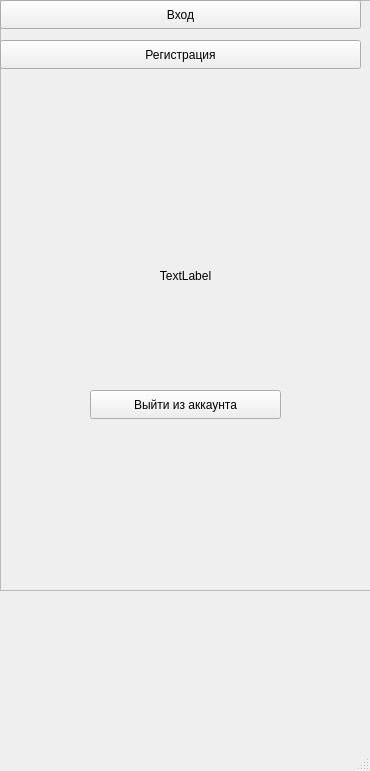
Above: code/garden/mainwindow.ui from BaTyANl/GardenerApp before the change. Below: the same form after it.
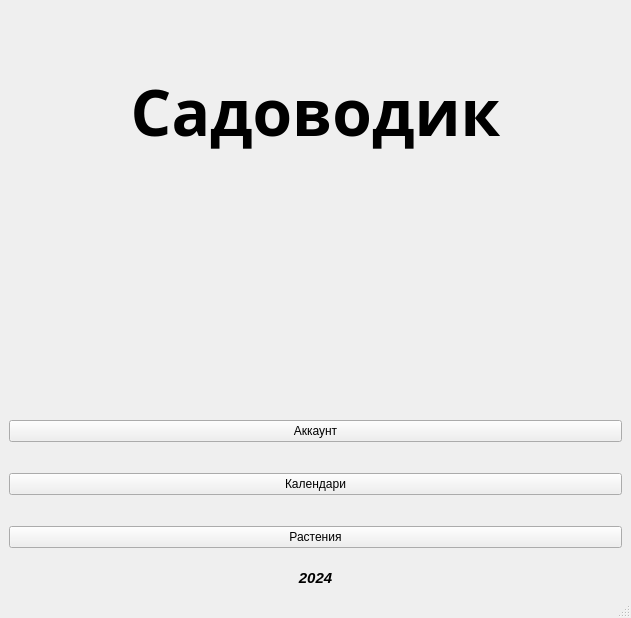
That is the form after the change.

What changed in the file:
```diff
--- a/code/garden/mainwindow.ui
+++ b/code/garden/mainwindow.ui
@@ -6,90 +6,144 @@
    <rect>
     <x>0</x>
     <y>0</y>
-    <width>370</width>
-    <height>771</height>
+    <width>631</width>
+    <height>618</height>
    </rect>
   </property>
   <property name="windowTitle">
    <string>MainWindow</string>
   </property>
+  <property name="autoFillBackground">
+   <bool>true</bool>
+  </property>
   <widget class="QWidget" name="centralwidget">
-   <widget class="QPushButton" name="signButton">
-    <property name="geometry">
-     <rect>
-      <x>0</x>
-      <y>0</y>
-      <width>361</width>
-      <height>29</height>
-     </rect>
-    </property>
-    <property name="text">
-     <string>Вход</string>
-    </property>
-   </widget>
-   <widget class="QPushButton" name="regButton">
-    <property name="geometry">
-     <rect>
-      <x>0</x>
-      <y>40</y>
-      <width>361</width>
-      <height>29</height>
-     </rect>
-    </property>
-    <property name="autoFillBackground">
-     <bool>false</bool>
-    </property>
-    <property name="text">
-     <string>Регистрация</string>
-    </property>
-   </widget>
-   <widget class="QTextBrowser" name="textBrowser">
-    <property name="enabled">
-     <bool>false</bool>
-    </property>
-    <property name="geometry">
-     <rect>
-      <x>0</x>
-      <y>0</y>
-      <width>371</width>
-      <height>591</height>
-     </rect>
-    </property>
-   </widget>
-   <widget class="QLabel" name="labelSigned">
-    <property name="geometry">
-     <rect>
-      <x>90</x>
-      <y>190</y>
-      <width>191</width>
-      <height>171</height>
-     </rect>
-    </property>
-    <property name="text">
-     <string>TextLabel</string>
-    </property>
-    <property name="alignment">
-     <set>Qt::AlignmentFlag::AlignCenter</set>
-    </property>
-   </widget>
-   <widget class="QPushButton" name="exitButton">
-    <property name="geometry">
-     <rect>
-      <x>90</x>
-      <y>390</y>
-      <width>191</width>
-      <height>29</height>
-     </rect>
-    </property>
-    <property name="text">
-     <string>Выйти из аккаунта</string>
-    </property>
-   </widget>
-   <zorder>textBrowser</zorder>
-   <zorder>signButton</zorder>
-   <zorder>regButton</zorder>
-   <zorder>labelSigned</zorder>
-   <zorder>exitButton</zorder>
+   <layout class="QVBoxLayout" name="verticalLayout">
+    <item>
+     <widget class="QLabel" name="label_3">
+      <property name="sizePolicy">
+       <sizepolicy hsizetype="Preferred" vsizetype="MinimumExpanding">
+        <horstretch>0</horstretch>
+        <verstretch>0</verstretch>
+       </sizepolicy>
+      </property>
+      <property name="font">
+       <font>
+        <family>Swis721 Ex BT</family>
+        <pointsize>48</pointsize>
+        <bold>true</bold>
+       </font>
+      </property>
+      <property name="text">
+       <string>Садоводик</string>
+      </property>
+      <property name="alignment">
+       <set>Qt::AlignmentFlag::AlignCenter</set>
+      </property>
+     </widget>
+    </item>
+    <item>
+     <spacer name="verticalSpacer_2">
+      <property name="orientation">
+       <enum>Qt::Orientation::Vertical</enum>
+      </property>
+      <property name="sizeHint" stdset="0">
+       <size>
+        <width>20</width>
+        <height>40</height>
+       </size>
+      </property>
+     </spacer>
+    </item>
+    <item>
+     <widget class="QPushButton" name="accButton">
+      <property name="text">
+       <string>Аккаунт</string>
+      </property>
+     </widget>
+    </item>
+    <item>
+     <spacer name="verticalSpacer">
+      <property name="orientation">
+       <enum>Qt::Orientation::Vertical</enum>
+      </property>
+      <property name="sizeType">
+       <enum>QSizePolicy::Policy::Fixed</enum>
+      </property>
+      <property name="sizeHint" stdset="0">
+       <size>
+        <width>20</width>
+        <height>25</height>
+       </size>
+      </property>
+     </spacer>
+    </item>
+    <item>
+     <widget class="QPushButton" name="calButton">
+      <property name="text">
+       <string>Календари</string>
+      </property>
+     </widget>
+    </item>
+    <item>
+     <spacer name="verticalSpacer_3">
+      <property name="orientation">
+       <enum>Qt::Orientation::Vertical</enum>
+      </property>
+      <property name="sizeType">
+       <enum>QSizePolicy::Policy::Fixed</enum>
+      </property>
+      <property name="sizeHint" stdset="0">
+       <size>
+        <width>20</width>
+        <height>25</height>
+       </size>
+      </property>
+     </spacer>
+    </item>
+    <item>
+     <widget class="QPushButton" name="plantButton">
+      <property name="autoFillBackground">
+       <bool>false</bool>
+      </property>
+      <property name="text">
+       <string>Растения</string>
+      </property>
+     </widget>
+    </item>
+    <item>
+     <spacer name="verticalSpacer_4">
+      <property name="orientation">
+       <enum>Qt::Orientation::Vertical</enum>
+      </property>
+      <property name="sizeType">
+       <enum>QSizePolicy::Policy::Fixed</enum>
+      </property>
+      <property name="sizeHint" stdset="0">
+       <size>
+        <width>20</width>
+        <height>15</height>
+       </size>
+      </property>
+     </spacer>
+    </item>
+    <item>
+     <widget class="QLabel" name="yearLabel">
+      <property name="font">
+       <font>
+        <pointsize>11</pointsize>
+        <italic>true</italic>
+        <bold>true</bold>
+       </font>
+      </property>
+      <property name="text">
+       <string>2024</string>
+      </property>
+      <property name="alignment">
+       <set>Qt::AlignmentFlag::AlignCenter</set>
+      </property>
+     </widget>
+    </item>
+   </layout>
   </widget>
   <widget class="QMenuBar" name="menubar">
    <property name="geometry">
```
Left out of the diff: 2 changed lines with no effect on the pictures.
